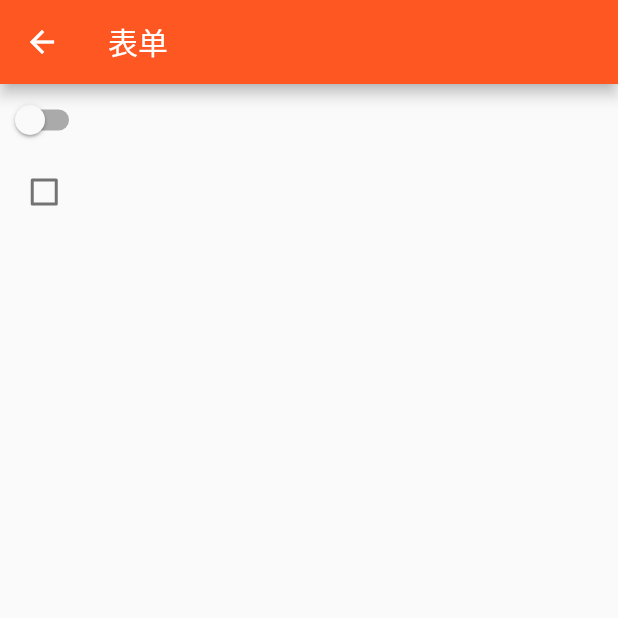
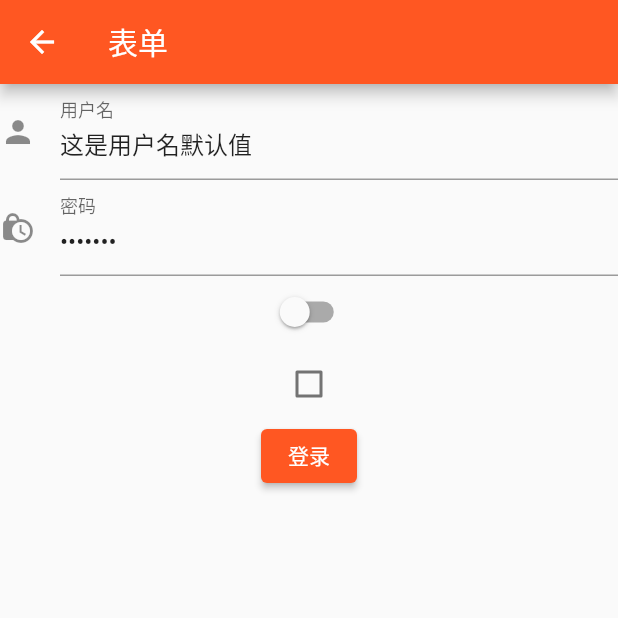
Before and after one commit to ylc927957426/flutterAPP, a Flutter app: the MyForm screen opened by its route, on a phone screen of 412 x 824 dp, the top half of it. Run offline on Flutter 3.47's test engine with Material 2 defaults, Android fonts, the phone set to English and light mode, and no system bars; our stand-ins replace dio.

Commit message:
表单校验

```diff
--- a/lib/pages/form/index.dart
+++ b/lib/pages/form/index.dart
@@ -12,14 +12,44 @@ class MyForm extends StatefulWidget {
 class _MyWidgetState extends State<MyForm> {
   bool _switchBol = false;
   bool _checkboxBol = false;
+  TextEditingController _nameController = TextEditingController();
+  TextEditingController _passwordController = TextEditingController();
+
+  GlobalKey _formKey = GlobalKey();
   @override
   Widget build(BuildContext context) {
+    _nameController.text = '这是用户名默认值';
+    _passwordController.text = '这是密码默认值';
     return Scaffold(
         appBar: AppBar(
           title: Text('表单'),
         ),
-      body: Column(
+        body: Form(
+          key: _formKey,
+          autovalidateMode: AutovalidateMode.onUserInteraction,
+          child: Column(
             children: [
+              TextFormField(
+                controller: _nameController,
+                decoration: InputDecoration(
+                    labelText: '用户名',
+                    hintText: '用户名或邮箱',
+                    icon: Icon(Icons.person)),
+                validator: (v) {
+                  return v!.trim().isNotEmpty ? null : "用户名不能为空";
+                },
+              ),
+              TextFormField(
+                controller: _passwordController,
+                obscureText: true,
+                decoration: InputDecoration(
+                    labelText: '密码',
+                    hintText: '您的登录密码',
+                    icon: Icon(Icons.lock_clock)),
+                validator: (v) {
+                  return v!.trim().length > 5 ? null : "密码不能少于6位";
+                },
+              ),
               Switch(
                   value: _switchBol,
                   onChanged: (value) {
@@ -36,9 +66,17 @@ class _MyWidgetState extends State<MyForm> {
                     setState(() {
                       _checkboxBol = value!;
                     });
-              })
+                  }),
+              ElevatedButton(
+                  onPressed: () {
+                    if ((_formKey.currentState as FormState).validate()) {
+                      print('验证通过');
+                      //验证通过提交数据
+                    }
+                  },
+                  child: Text('登录'))
             ],
           ),
-    );
+        ));
   }
 }
```
Lines whose indentation alone changed are shown as unchanged.
